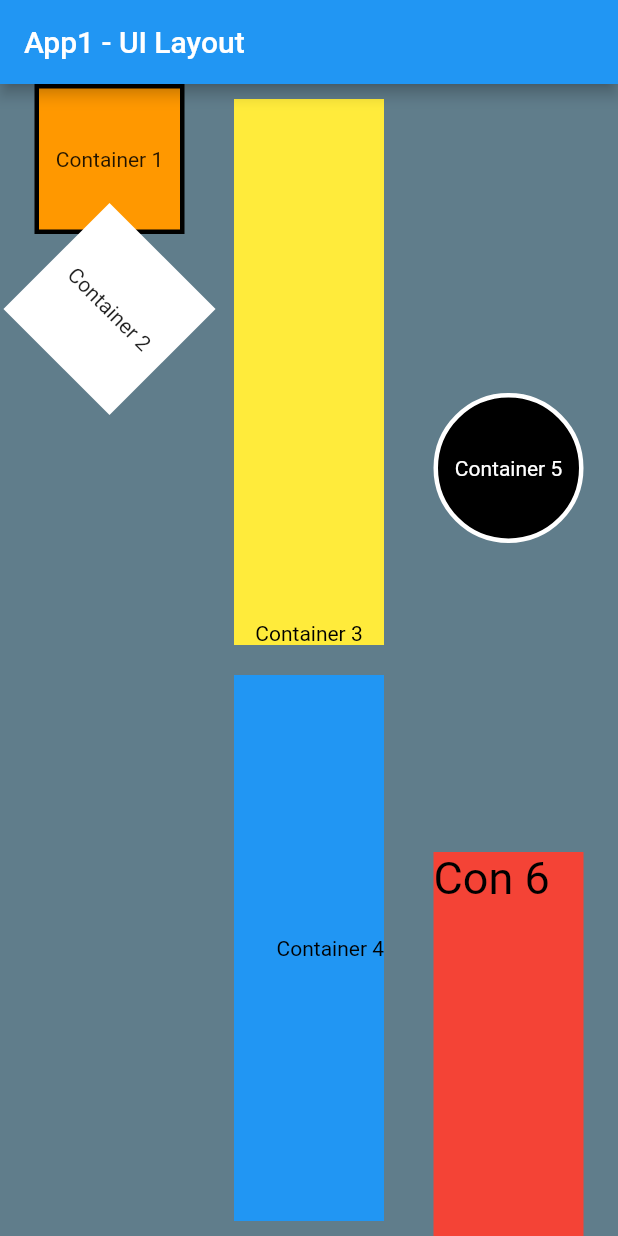
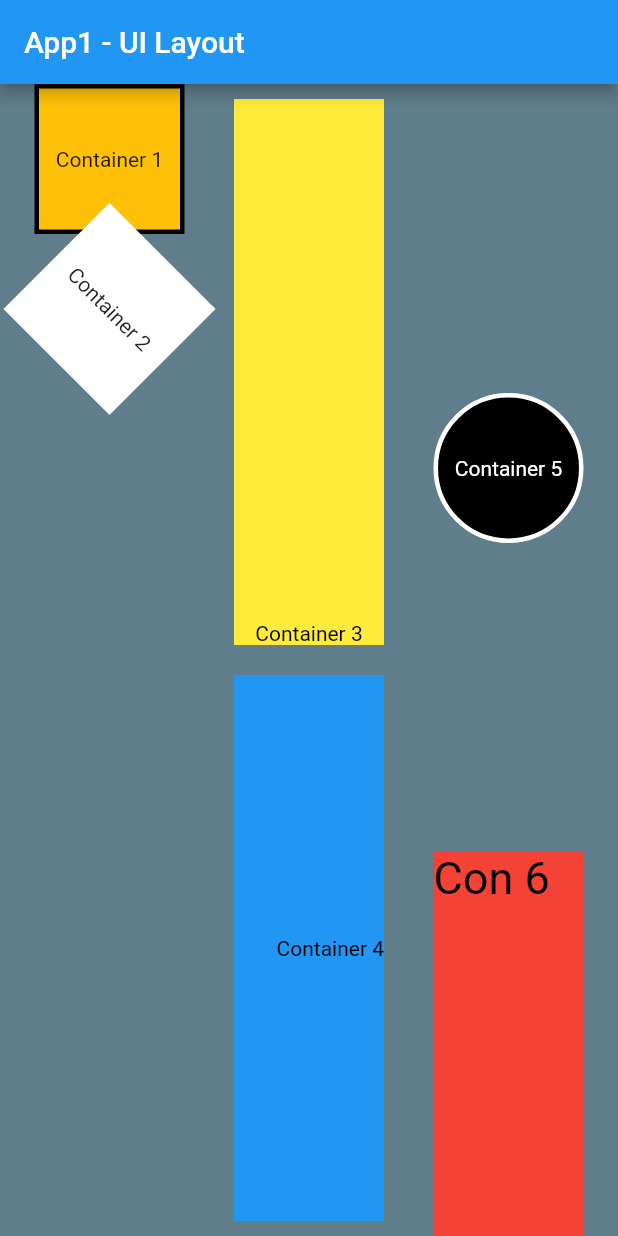
Before and after one commit to KierinC/DMIT2504-assignments, a Flutter app: the screen it shows after launch, on a phone screen of 412 x 824 dp. Run offline on Flutter 3.47's test engine with Material 2 defaults, Android fonts, the phone set to English and light mode, and no system bars.

Commit message:
assignment 1 tidy

```diff
--- a/assignment_1/lib/main.dart
+++ b/assignment_1/lib/main.dart
@@ -42,13 +42,13 @@ class MyApp extends StatelessWidget {
                     width: 100.0,
                     decoration: BoxDecoration(
                       shape: BoxShape.rectangle,
-                      color: Colors.orange,
+                      color: Colors.amber,
                       border: Border.all(
                         color: Colors.black,
                         width: 3.0
                       ),
                     ),
-                    child: Text(
+                    child: const Text(
                       'Container 1',
                     ),
                   ),
@@ -56,22 +56,21 @@ class MyApp extends StatelessWidget {
                 Expanded(
                   flex: 0,
                   child: Padding(
-                    padding: EdgeInsets.only(
+                    padding: const EdgeInsets.only(
                       left: 10,
                       right: 10,
                     ),
-
                     child: Transform.rotate(
                       angle: pi/4,
                       child: Container(
                         alignment: Alignment.center,
                         height: 100.0,
                         width: 100.0,
-                        decoration: BoxDecoration(
+                        decoration: const BoxDecoration(
                           shape: BoxShape.rectangle,
                           color: Colors.white,
                         ),
-                        child: Text(
+                        child: const Text(
                           'Container 2'
                         ),
                       ),
@@ -94,7 +93,7 @@ class MyApp extends StatelessWidget {
                         shape: BoxShape.rectangle,
                         color: Colors.yellow,
                       ),
-                      child: Text(
+                      child: const Text(
                         'Container 3',
                         style: TextStyle(
                           color: Colors.black,
@@ -116,7 +115,7 @@ class MyApp extends StatelessWidget {
                         shape: BoxShape.rectangle,
                         color: Colors.blue,
                       ),
-                      child: Text(
+                      child: const Text(
                         'Container 4',
                         style: TextStyle(
                           color: Colors.black,
@@ -145,7 +144,7 @@ class MyApp extends StatelessWidget {
                           color: Colors.white,
                           width: 3.0,),
                       ),
-                      child: Text(
+                      child: const Text(
                         'Container 5',
                         style: TextStyle(
                           color: Colors.white,
@@ -156,15 +155,16 @@ class MyApp extends StatelessWidget {
                   ),
                 ),
                 Expanded(
+                  flex: 1,
                   child: Container(
                     alignment: Alignment.topLeft,
                     height: 100.0,
                     width: 100.0,
-                    decoration: BoxDecoration(
+                    decoration: const BoxDecoration(
                       shape: BoxShape.rectangle,
                       color: Colors.red,
                     ),
-                    child: Text(
+                    child: const Text(
                       'Con 6',
                       style: TextStyle(
                         color: Colors.black,
```
